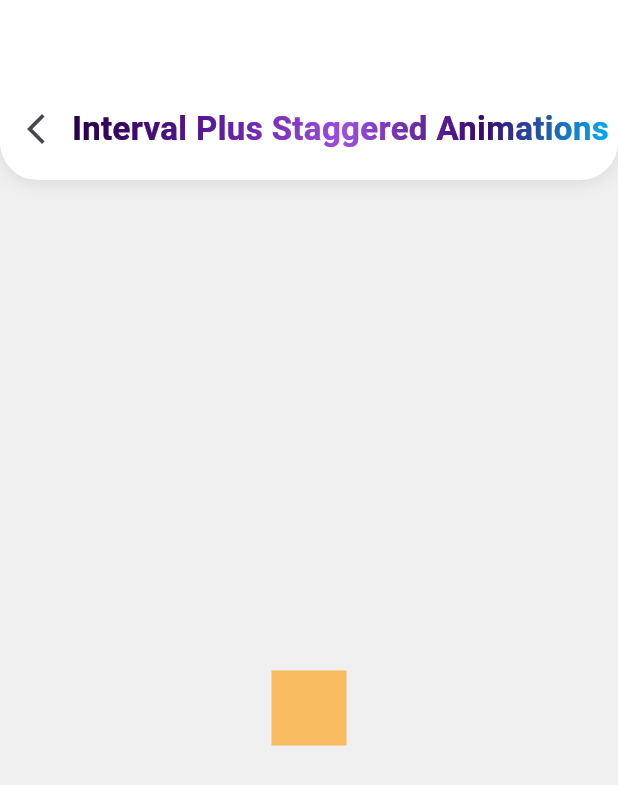
After one commit to MHuzaifaKhan97/mastering_flutter_animation, a Flutter app: the ExplicitAnimations screen opened directly, after a tap on "Interval + Staggered Animations", on a phone screen of 412 x 824 dp. The commit adds this screen. Shown: the top 785 px of the screen. Run offline on Flutter 3.47's test engine with Material 3 defaults, Android fonts, the phone set to English and light mode, and no system bars.

Commit message:
Expliit Animations: Interval + Staggered and Reverse and Looping Animations.

```diff
--- a/lib/modules/explicit_animations/explicit_animations.dart
+++ b/lib/modules/explicit_animations/explicit_animations.dart
@@ -1,6 +1,8 @@
 import 'package:flutter/material.dart';
 import 'package:mastering_flutter_animation/modules/explicit_animations/animated_builder.dart';
 import 'package:mastering_flutter_animation/modules/explicit_animations/curved_animation.dart';
+import 'package:mastering_flutter_animation/modules/explicit_animations/interval_plus_staggered_animations.dart';
+import 'package:mastering_flutter_animation/modules/explicit_animations/reversing_and_looping_animations.dart';
 import 'package:mastering_flutter_animation/modules/explicit_animations/transition_widgets.dart';
 import 'package:mastering_flutter_animation/modules/explicit_animations/tween_sequence_chain_animation.dart';
 import 'package:mastering_flutter_animation/widgets/custom_appbar_widget.dart';
@@ -72,6 +74,31 @@ class ExplicitAnimations extends StatelessWidget {
                 );
               },
             ),
+            SizedBox(height: MediaQuery.of(context).size.height * 0.02),
+            CustomButton(
+              title: 'Interval + Staggered Animations',
+              onTap: () {
+                Navigator.push(
+                  context,
+                  MaterialPageRoute(
+                    builder: (context) =>
+                        const IntervalPlusStaggeredAnimations(),
+                  ),
+                );
+              },
+            ),
+            SizedBox(height: MediaQuery.of(context).size.height * 0.02),
+            CustomButton(
+              title: 'Reversing & Looping Animations',
+              onTap: () {
+                Navigator.push(
+                  context,
+                  MaterialPageRoute(
+                    builder: (context) => const ReversingAndLoopingAnimations(),
+                  ),
+                );
+              },
+            ),
           ],
         ),
       ),
--- /dev/null
+++ b/lib/modules/explicit_animations/interval_plus_staggered_animations.dart
@@ -0,0 +1,88 @@
+import 'package:flutter/material.dart';
+import 'package:mastering_flutter_animation/widgets/custom_appbar_widget.dart';
+
+class IntervalPlusStaggeredAnimations extends StatefulWidget {
+  const IntervalPlusStaggeredAnimations({super.key});
+
+  @override
+  State<IntervalPlusStaggeredAnimations> createState() =>
+      _IntervalPlusStaggeredAnimationsState();
+}
+
+class _IntervalPlusStaggeredAnimationsState
+    extends State<IntervalPlusStaggeredAnimations>
+    with SingleTickerProviderStateMixin {
+  late AnimationController _controller;
+  late Animation<double> _opacityAnimation;
+  late Animation<double> _sizeAnimation;
+  late Animation<double> _rotationAnimation;
+
+  @override
+  void initState() {
+    super.initState();
+
+    _controller = AnimationController(
+      duration: Duration(seconds: 5),
+      vsync: this,
+    );
+
+    _opacityAnimation = Tween(begin: 0.0, end: 1.0).animate(
+      CurvedAnimation(
+        parent: _controller,
+        curve: Interval(0.0, 0.3, curve: Curves.easeIn),
+      ),
+    );
+
+    _sizeAnimation = Tween(begin: 50.0, end: 150.0).animate(
+      CurvedAnimation(
+        parent: _controller,
+        curve: Interval(0.3, 0.6, curve: Curves.easeInOut),
+      ),
+    );
+
+    _rotationAnimation = Tween(begin: 0.0, end: 1.0).animate(
+      CurvedAnimation(
+        parent: _controller,
+        curve: Interval(0.6, 1.0, curve: Curves.easeOut),
+      ),
+    );
+
+    _controller.forward();
+  }
+
+  @override
+  @override
+  void dispose() {
+    _controller.dispose();
+    super.dispose();
+  }
+
+  @override
+  Widget build(BuildContext context) {
+    return Scaffold(
+      backgroundColor: const Color.fromARGB(255, 240, 240, 240),
+      appBar: CustomRoundedAppBar(
+        title: 'Interval Plus Staggered Animations',
+        isBack: true,
+      ),
+      body: Center(
+        child: AnimatedBuilder(
+          animation: _controller,
+          builder: (_, child) {
+            return Opacity(
+              opacity: _opacityAnimation.value,
+              child: Transform.rotate(
+                angle: _rotationAnimation.value * 3.14,
+                child: Container(
+                  width: _sizeAnimation.value,
+                  height: _sizeAnimation.value,
+                  color: Colors.orange,
+                ),
+              ),
+            );
+          },
+        ),
+      ),
+    );
+  }
+}
```
Also changed, not shown: lib/modules/explicit_animations/reversing_and_looping_animations.dart (added, +67 -0 lines).
